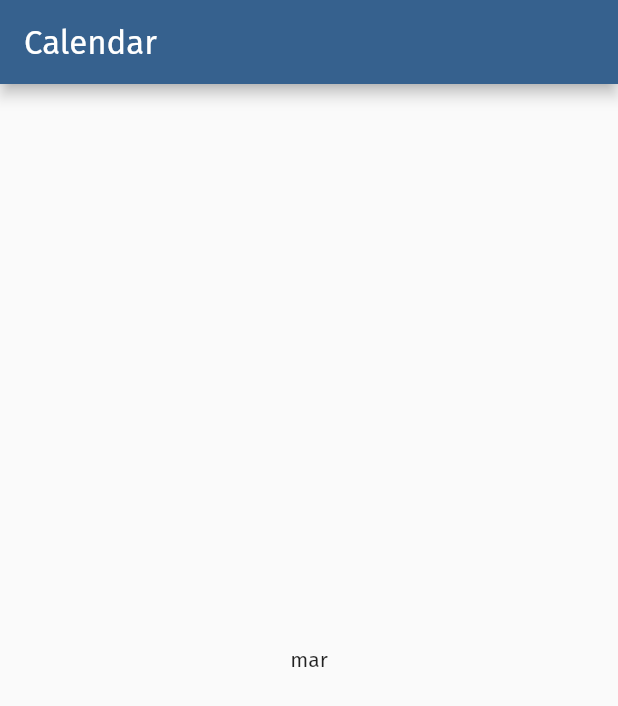
After one commit to CBU-2021-EGR401-H-Capstone-Project-1/cuddly-telegram, a Flutter app: the CalendarPage screen opened directly, on a phone screen of 412 x 824 dp. The commit adds this screen. Shown: the top 706 px of the screen. Run offline on Flutter 3.47's test engine with Material 2 defaults, Android fonts, the phone set to English and light mode, and no system bars; our stand-ins replace geolocator, google_maps_flutter, googleapis_auth, tuple; missing offline and left inert: cell_calendar, flutter_quill, googleapis; project files that could hold a hidden picture were left out.

Commit message:
calendar update

```diff
--- a/lib/model/journal.dart
+++ b/lib/model/journal.dart
@@ -19,6 +19,7 @@ class Journal {
   double? latitude;
   double? longitude;
   // TODO Reminders/notifications
+  DateTime? calendarDate;
 
   Journal({required this.title, required this.document});
 
--- /dev/null
+++ b/lib/screens/calendar_screen.dart
@@ -0,0 +1,66 @@
+import 'package:flutter/material.dart';
+import 'package:intl/intl.dart';
+
+List _months = [
+  'jan',
+  'feb',
+  'mar',
+  'apr',
+  'may',
+  'jun',
+  'jul',
+  'aug',
+  'sep',
+  'oct',
+  'nov',
+  'dec'
+];
+
+class Calendar extends StatelessWidget {
+  const Calendar({Key? key}) : super(key: key);
+
+
+
+  @override
+  Widget build(BuildContext context) {
+    return MaterialApp(
+      title: 'Calendar',
+      theme: ThemeData(
+        scaffoldBackgroundColor: Colors.blue[700],
+      ),
+      home: const CalendarPage(title: 'Calendar'),
+    );
+  }
+}
+
+class CalendarPage extends StatefulWidget {
+  const CalendarPage({Key? key, required this.title}) : super(key: key);
+  final String title;
+
+  @override
+  State<CalendarPage> createState() => _CalendarPageState();
+}
+
+class _CalendarPageState extends State<CalendarPage> {
+  int count = 0;
+  String currentMon = '';
+  final _now = DateTime.now();
+
+  @override
+  Widget build(BuildContext context) {
+    count = _now.month;
+    currentMon = _months[count - 1];
+    return Scaffold(
+      appBar: AppBar(
+        title: Text(widget.title),
+      ),
+      body: Center(
+        child: Column(
+            mainAxisAlignment: MainAxisAlignment.center,
+            children: <Widget>[
+              Text(currentMon),
+            ]),
+      ),
+    );
+  }
+}
--- /dev/null
+++ b/lib/utility/configuration.dart
@@ -0,0 +1,3 @@
+//"<INPUT YOUR GOOGLE CALENDAR API HERE>"
+const calendar_api =
+    "804561888193-b8g5rpoddtorb8qip8nk1kh64mggnr5l.apps.googleusercontent.com";
--- a/lib/utility/io_helper.dart
+++ b/lib/utility/io_helper.dart
@@ -5,6 +5,7 @@ import 'package:cuddly_telegram/model/journal_store.dart';
 import 'package:path_provider/path_provider.dart';
 
 class IOHelper {
+  static var journalCount = 0;
   static Future<String> get _localPath async {
     final directory = await getApplicationDocumentsDirectory();
     return directory.path;
@@ -40,7 +41,8 @@ class IOHelper {
         // decrypt
         final contents = await file.readAsString();
         final journalStore = JournalStore.fromJson(jsonDecode(contents));
-        print(journalStore);
+        // print(journalStore);
+        journalCount++;
         return journalStore;
       } else {
         await file.create();
```
Also changed, not shown: lib/main.dart (+49 -0 lines), lib/screens/calendar_events_screen.dart (added, +219 -0 lines), lib/screens/file_browser_screen.dart (+21 -0 lines), lib/screens/sample_events.dart (added, +90 -0 lines), pubspec.yaml (+7 -0 lines), lib/model/journal.g.dart, pubspec.lock.
